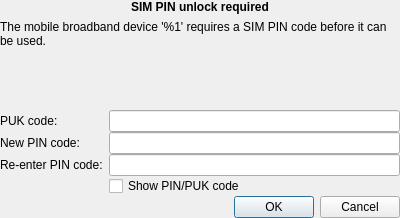
The window that kded/pinwidget.ui (KDE/plasma-nm) describes before a commit, drawn with Qt 5.
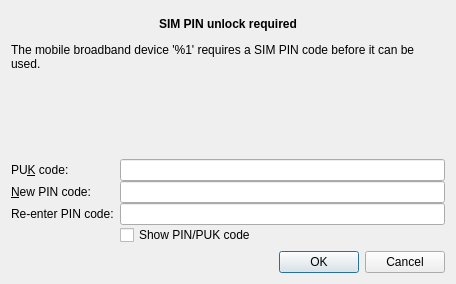
The same window after the commit. Custom widgets are drawn as their Qt base class.

Commit message:
unbreak layout
the button box was inside the form layout

The edit to the form file:
```diff
--- a/kded/pinwidget.ui
+++ b/kded/pinwidget.ui
@@ -6,20 +6,26 @@
    <rect>
     <x>0</x>
     <y>0</y>
-    <width>400</width>
-    <height>218</height>
+    <width>456</width>
+    <height>284</height>
    </rect>
   </property>
   <property name="windowTitle">
    <string>SIM PIN unlock required</string>
   </property>
-  <layout class="QVBoxLayout">
-   <property name="margin">
-    <number>0</number>
-   </property>
+  <layout class="QVBoxLayout" name="verticalLayout">
    <item>
     <layout class="QGridLayout">
-     <property name="margin">
+     <property name="leftMargin">
+      <number>0</number>
+     </property>
+     <property name="topMargin">
+      <number>0</number>
+     </property>
+     <property name="rightMargin">
+      <number>0</number>
+     </property>
+     <property name="bottomMargin">
       <number>0</number>
      </property>
      <item row="0" column="1">
@@ -115,7 +121,7 @@
      <item row="0" column="0">
       <widget class="QLabel" name="pukLabel">
        <property name="text">
-        <string>PUK code:</string>
+        <string>PU&amp;K code:</string>
        </property>
        <property name="buddy">
         <cstring>puk</cstring>
@@ -135,7 +141,7 @@
      <item row="1" column="0">
       <widget class="QLabel" name="pinLabel">
        <property name="text">
-        <string>New PIN code:</string>
+        <string>&amp;New PIN code:</string>
        </property>
        <property name="buddy">
         <cstring>pin</cstring>
@@ -179,28 +185,28 @@
        </property>
       </widget>
      </item>
-     <item row="4" column="1">
-      <widget class="QDialogButtonBox" name="buttonBox">
-       <property name="standardButtons">
-        <set>QDialogButtonBox::Cancel|QDialogButtonBox::Ok</set>
-       </property>
-      </widget>
-     </item>
     </layout>
    </item>
+   <item>
+    <widget class="QDialogButtonBox" name="buttonBox">
+     <property name="standardButtons">
+      <set>QDialogButtonBox::Cancel|QDialogButtonBox::Ok</set>
+     </property>
+    </widget>
+   </item>
   </layout>
  </widget>
  <customwidgets>
-  <customwidget>
-   <class>KLineEdit</class>
-   <extends>QLineEdit</extends>
-   <header>klineedit.h</header>
-  </customwidget>
   <customwidget>
    <class>KTitleWidget</class>
    <extends>QWidget</extends>
    <header>ktitlewidget.h</header>
   </customwidget>
+  <customwidget>
+   <class>KLineEdit</class>
+   <extends>QLineEdit</extends>
+   <header>klineedit.h</header>
+  </customwidget>
  </customwidgets>
  <tabstops>
   <tabstop>puk</tabstop>
```
Left out of the diff: 11 changed lines with no effect on the pictures.
